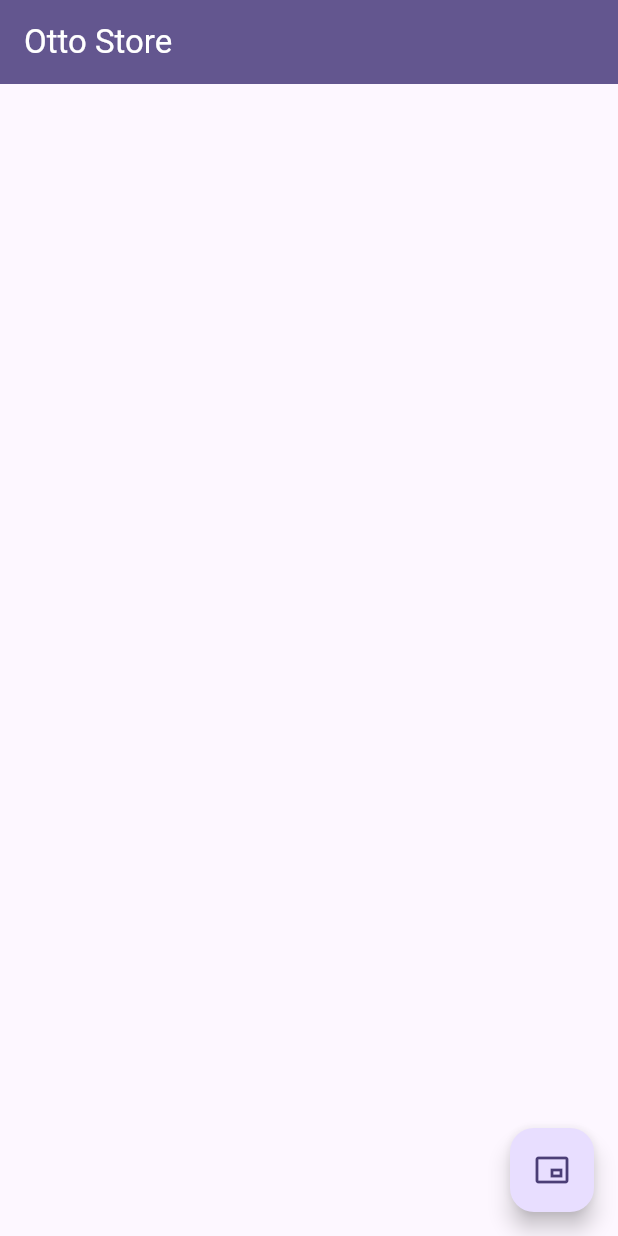
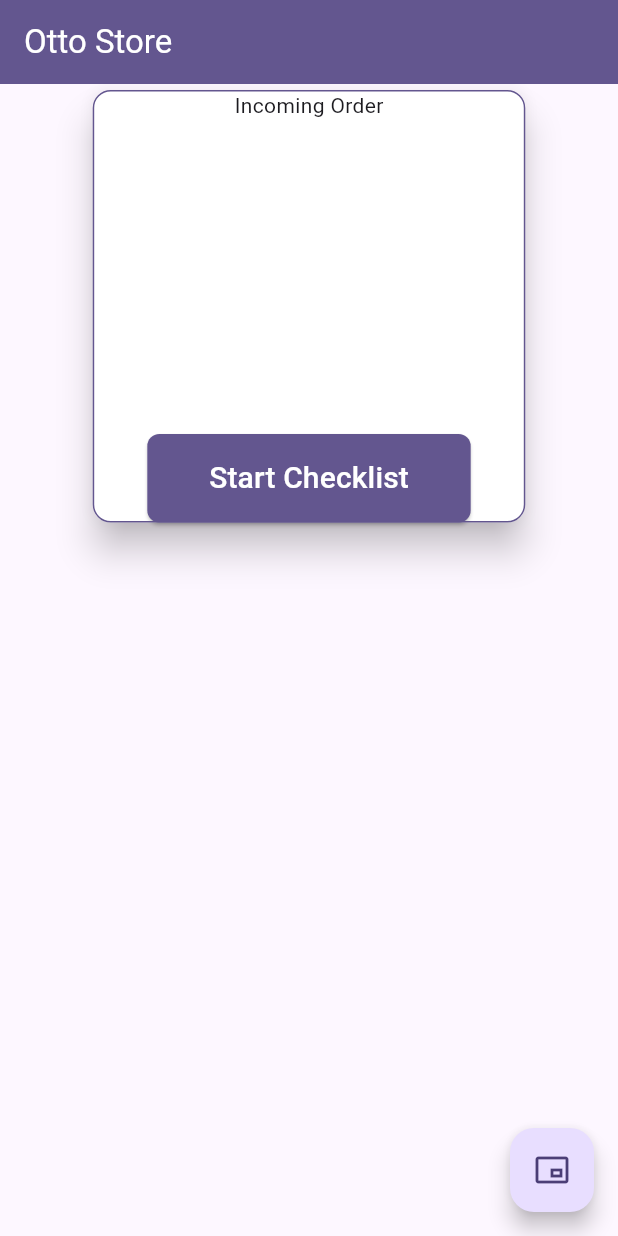
Before and after one commit to girithc/otto-mart-store-manager, a Flutter app: the screen it shows after launch, on a phone screen of 412 x 824 dp. Run offline on Flutter 3.47's test engine with Material 3 defaults, Android fonts, the phone set to English and light mode, and no system bars.

Commit message:
ui layout

```diff
--- a/lib/main.dart
+++ b/lib/main.dart
@@ -1,4 +1,5 @@
 import 'package:flutter/material.dart';
+import 'package:store/order/checklist.dart';
 
 void main() {
   runApp(const MyApp());
@@ -40,7 +41,64 @@ class _MyHomePageState extends State<MyHomePage> {
           style: const TextStyle(color: Colors.white),
         ),
       ),
-      body: const Center(),
+      body: Align(
+        alignment: Alignment.topCenter,
+        child: GestureDetector(
+          onTap: () {
+            Navigator.push(
+              context,
+              MaterialPageRoute(
+                  builder: (context) => const OrderChecklistPage()),
+            );
+          },
+          child: Card(
+            elevation: 10,
+            color: Colors.white,
+            surfaceTintColor: Colors.white,
+            shape: RoundedRectangleBorder(
+              side: BorderSide(
+                color: Theme.of(context).colorScheme.primary,
+              ),
+              borderRadius: const BorderRadius.all(Radius.circular(12)),
+            ),
+            child: SizedBox(
+              width: MediaQuery.of(context).size.width * 0.7,
+              height: MediaQuery.of(context).size.height * 0.35,
+              child: Column(
+                mainAxisAlignment:
+                    MainAxisAlignment.center, // Center the contents vertically
+                children: [
+                  const Center(
+                      child: Text('Incoming Order')), // Your existing text
+                  const Spacer(), // Pushes the button to the bottom
+                  Hero(
+                    tag: 'heroButton',
+                    child: ElevatedButton(
+                      onPressed: () {
+                        Navigator.push(
+                          context,
+                          MaterialPageRoute(
+                              builder: (context) => const OrderChecklistPage()),
+                        );
+                      },
+                      style: ElevatedButton.styleFrom(
+                        backgroundColor: Theme.of(context).colorScheme.primary,
+                        shape: RoundedRectangleBorder(
+                            borderRadius: BorderRadius.circular(8)),
+                        padding: EdgeInsets.symmetric(
+                            horizontal: MediaQuery.of(context).size.width * 0.1,
+                            vertical: 15),
+                      ),
+                      child: const Text('Start Checklist',
+                          style: TextStyle(color: Colors.white, fontSize: 20)),
+                    ),
+                  ),
+                ],
+              ),
+            ),
+          ),
+        ),
+      ),
       floatingActionButton: FloatingActionButton(
         onPressed: () {},
         child: const Icon(Icons.picture_in_picture_alt_outlined),
```
Also changed, not shown: lib/order/checklist.dart (added, +114 -0 lines), lib/order/handoff.dart (added, +32 -0 lines), 1 other file.
